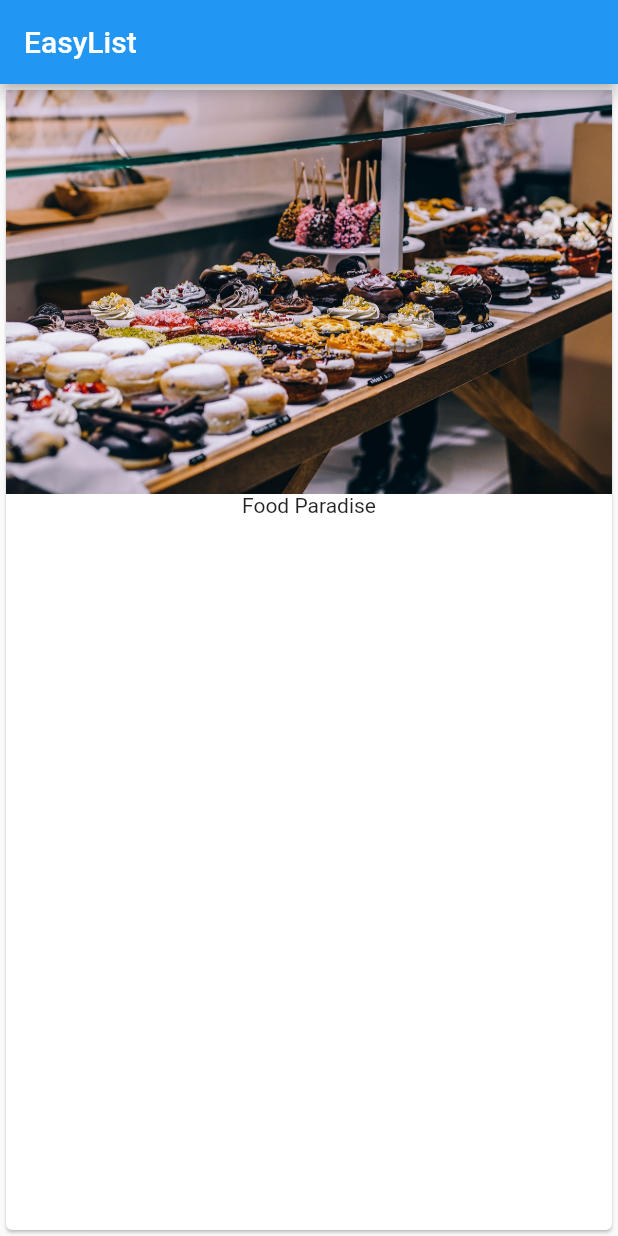
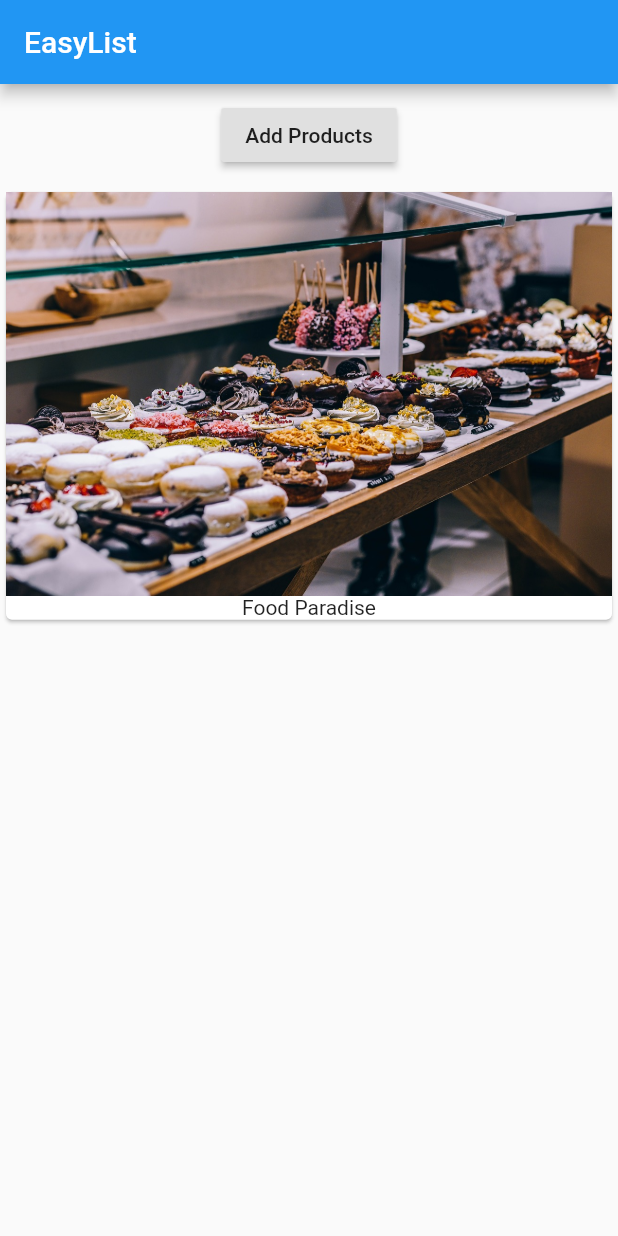
Before and after one commit to ollystephens1/flutter-course, a Flutter app: the screen it shows after launch, on a phone screen of 412 x 824 dp. Run offline on Flutter 3.47's test engine with Material 2 defaults, Android fonts, the phone set to English and light mode, and no system bars.

Commit message:
feat: completed stateless widget example

```diff
--- a/lib/main.dart
+++ b/lib/main.dart
@@ -7,16 +7,26 @@ class MyApp extends StatelessWidget {
   Widget build(BuildContext context) {
     return MaterialApp(
       home: Scaffold(
-        appBar: AppBar(
-          title: Text('EasyList')
+        appBar: AppBar(title: Text('EasyList')),
+        body: Column(
+          children: [
+            Container(
+              margin: EdgeInsets.all(10.0),
+              child: RaisedButton(
+                onPressed: () { },
+                child: Text('Add Products')
               ),
-        body: Card(
+            ),
+
+            Card(
               child: Column(
                 children: <Widget>[
                   Image.asset('assets/food.jpg'),
                   Text('Food Paradise')
                 ]
               )
+            ),
+          ],
         )
       )
     );
```
Lines whose indentation alone changed are shown as unchanged.
